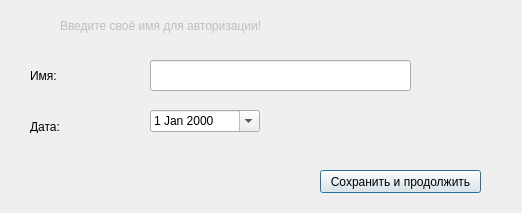
Valentina02-cyber/mult, file multiplication/warning.ui: the form before one commit.
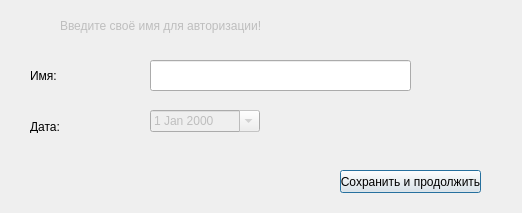
The form after the commit. Icons and pictures are not drawn.

Diff of the .ui file:
```diff
--- a/multiplication/warning.ui
+++ b/multiplication/warning.ui
@@ -87,9 +87,9 @@
   <widget class="QPushButton" name="pushButton_2">
    <property name="geometry">
     <rect>
-     <x>320</x>
+     <x>340</x>
      <y>170</y>
-     <width>161</width>
+     <width>141</width>
      <height>23</height>
     </rect>
    </property>
@@ -114,6 +114,9 @@
    </property>
   </widget>
   <widget class="QDateEdit" name="dateEdit">
+   <property name="enabled">
+    <bool>false</bool>
+   </property>
    <property name="geometry">
     <rect>
      <x>150</x>
```
